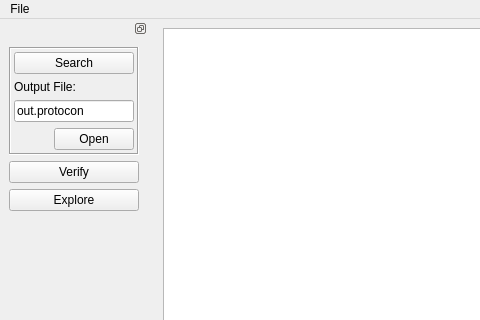
Before: the Qt Designer form gui/mainw.ui in ProtocolConvergence/protocon, drawn with Qt 5; both pictures show x 0 to 480 and y 0 to 320 of the 772 by 660 pixel window.
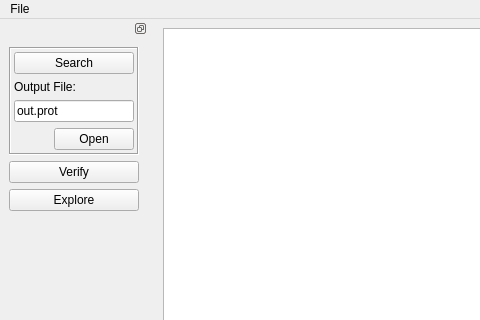
After: the same form once the commit is applied.

Commit message: Use .prot file extension in GUI

Patch:
```diff
--- a/gui/mainw.ui
+++ b/gui/mainw.ui
@@ -94,7 +94,7 @@
         <item>
          <widget class="QLineEdit" name="outputFileLineEdit">
           <property name="text">
-           <string>out.protocon</string>
+           <string>out.prot</string>
           </property>
          </widget>
         </item>
```
